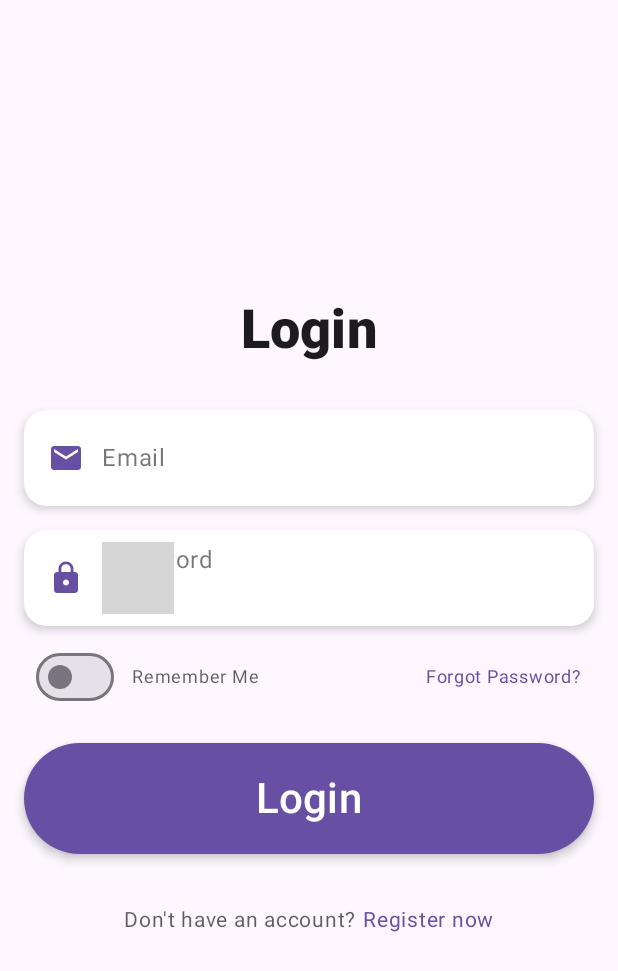
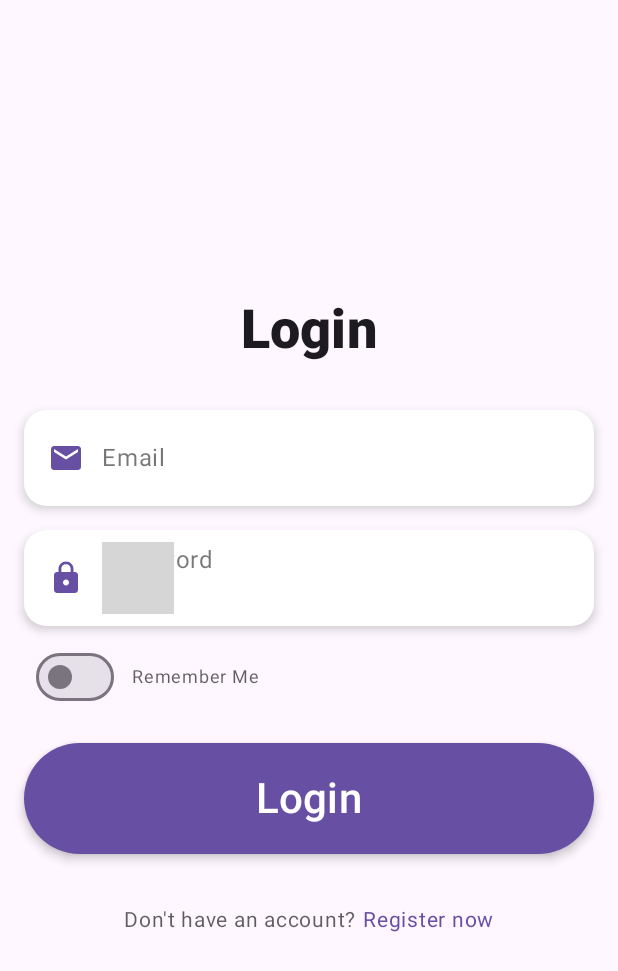
Before and after one commit to ntietje1/InstaSplit, an Android app built with Jetpack Compose: the screen it shows after launch (MainActivity), after a tap on "Proceed", on a phone screen of 412 x 824 dp. Shown: the top 971 px of the screen. Run offline under Robolectric (Android 15) with nearby library versions, the phone set to English and light mode, and no system bars; 1 statement that could not run was skipped; grey boxes are pictures that could not be loaded.

Commit message:
remove "forgot password?" button

```diff
--- a/app/src/main/kotlin/com/hypeapps/instasplit/application/AppNavigator.kt
+++ b/app/src/main/kotlin/com/hypeapps/instasplit/application/AppNavigator.kt
@@ -27,8 +27,7 @@ fun AppNavigator() {
         composable(Screen.Splash.route) { SplashScreen { navController.navigate(Screen.LoginExisting.route) } }
         composable(Screen.LoginExisting.route) { LoginScreen(
             onLogin = { navController.navigate(Screen.GroupList.route) },
-            goToRegister  = { navController.navigate(Screen.LoginRegister.route) },
-            goToForgotPassword = { /* TODO */ }
+            goToRegister  = { navController.navigate(Screen.LoginRegister.route) }
         )}
         composable(Screen.LoginRegister.route) { RegisterScreen(
             onRegister = { navController.navigate(Screen.GroupList.route) },
--- a/app/src/main/kotlin/com/hypeapps/instasplit/ui/login/existing/LoginScreen.kt
+++ b/app/src/main/kotlin/com/hypeapps/instasplit/ui/login/existing/LoginScreen.kt
@@ -30,7 +30,7 @@ import com.hypeapps.instasplit.ui.login.LoginTitle
 import com.hypeapps.instasplit.ui.login.RememberMeToggle
 
 @Composable
-fun LoginScreen(onLogin: () -> Unit, goToRegister: () -> Unit, goToForgotPassword: () -> Unit, viewModel: LoginViewModel = viewModel()) {
+fun LoginScreen(onLogin: () -> Unit, goToRegister: () -> Unit, viewModel: LoginViewModel = viewModel()) {
     val loginState : LoginState by viewModel.state.collectAsState()
     Surface(
         color = MaterialTheme.colorScheme.background,
@@ -75,13 +75,13 @@ fun LoginScreen(onLogin: () -> Unit, goToRegister: () -> Unit, goToForgotPasswor
                     color = MaterialTheme.colorScheme.onSurface.copy(alpha = 0.7f),
                 )
                 Spacer(modifier = Modifier.weight(0.4f))
-                Text(
-                    text = "Forgot Password?",
-                    fontSize = 12.sp,
-                    color = MaterialTheme.colorScheme.primary,
-                    modifier = Modifier.clickable { goToForgotPassword() }
-                )
-                Spacer(modifier = Modifier.width(24.dp))
+//                Text(
+//                    text = "Forgot Password?",
+//                    fontSize = 12.sp,
+//                    color = MaterialTheme.colorScheme.primary,
+//                    modifier = Modifier.clickable { goToForgotPassword() }
+//                )
+//                Spacer(modifier = Modifier.width(24.dp))
             }
             Spacer(modifier = Modifier.height(12.dp))
             LoginButton {
@@ -110,5 +110,5 @@ fun LoginScreen(onLogin: () -> Unit, goToRegister: () -> Unit, goToForgotPasswor
 @Preview
 @Composable
 private fun LoginScreenPreview() {
-    LoginScreen(onLogin = {}, goToRegister = {}, goToForgotPassword = {})
+    LoginScreen(onLogin = {}, goToRegister = {})
 }
```
